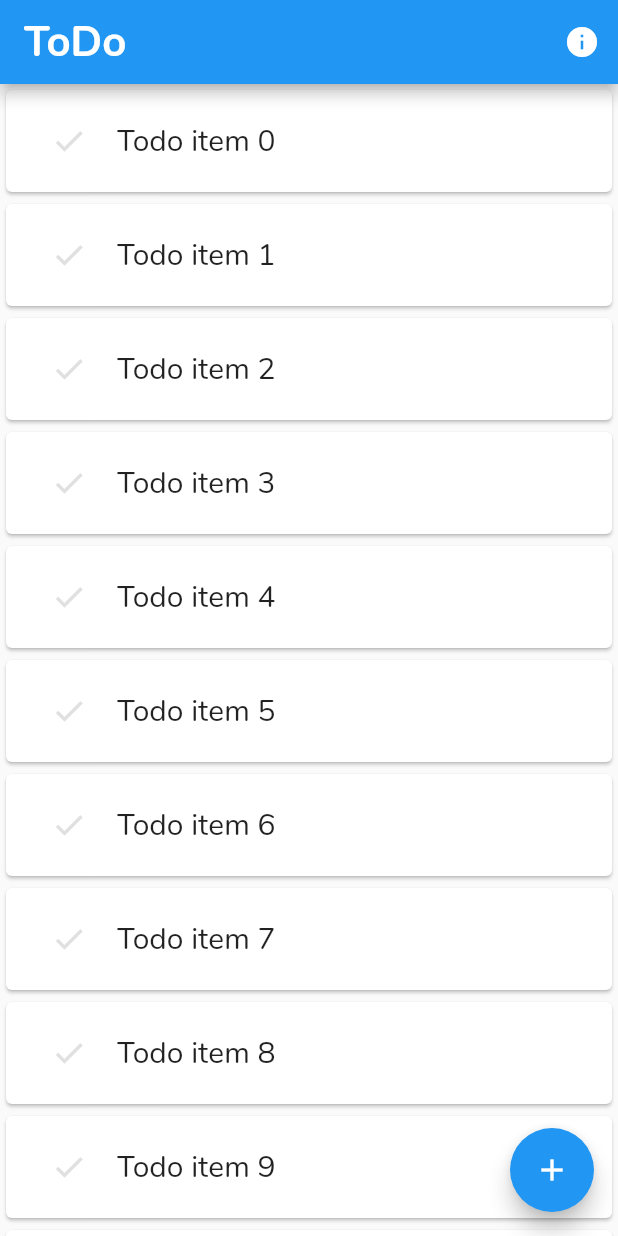
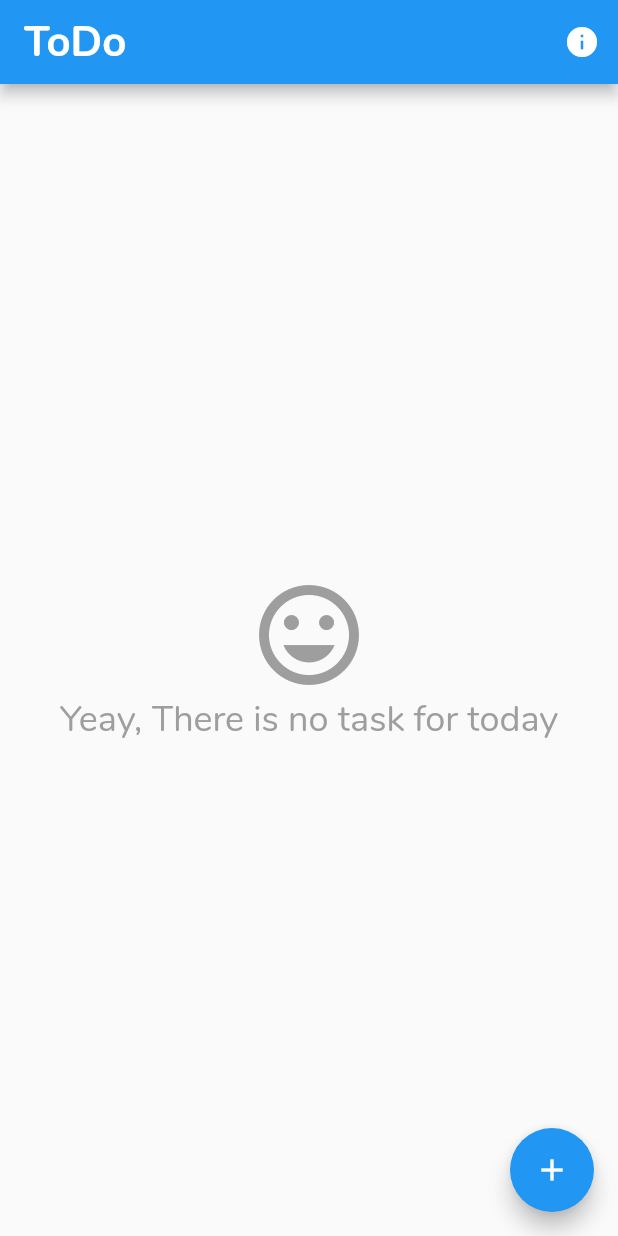
Before and after one commit to KeramasWiguna/Simpe-Todo-App-With-Flutter, a Flutter app: the screen it shows after launch, on a phone screen of 412 x 824 dp. Run offline on Flutter 3.47's test engine with Material 2 defaults, Android fonts, the phone set to English and light mode, and no system bars.

```diff
--- a/lib/main.dart
+++ b/lib/main.dart
@@ -34,14 +34,6 @@ class _MyHomePageState extends State<MyHomePage> {
   Modal modal = new Modal();
   String newTodo = '';
 
-  @override
-  void initState() {
-    for (var i = 0; i <= 10; i++) {
-      _todos.add(Todo(i, 'Todo item $i', false));
-    }
-    super.initState();
-  }
-
   void _addTodo() {
     setState(() {
       _todos.insert(0, Todo(_todos.length, newTodo, false));
@@ -61,6 +53,7 @@ class _MyHomePageState extends State<MyHomePage> {
     });
   }
 
+  //for row
   Widget _row(Todo todo, int index) {
     return Card(
       child: Padding(
@@ -101,33 +94,9 @@ class _MyHomePageState extends State<MyHomePage> {
     );
   }
 
-  @override
-  Widget build(BuildContext context) {
-    return Scaffold(
-      appBar: AppBar(
-        title: Text(
-          'ToDo',
-          style: TextStyle(
-            fontFamily: 'Nunito',
-            fontSize: 28.0,
-            fontWeight: FontWeight.bold,
-          ),
-        ),
-        actions: <Widget>[
-          IconButton(
-            icon: new Icon(Icons.info),
-            onPressed: () {
-              Navigator.push(
-                context,
-                MaterialPageRoute(
-                  builder: (context) => About(),
-                ),
-              );
-            },
-          )
-        ],
-      ),
-      body: ListView.builder(
+  //for list
+  Widget _listBuilder() {
+    return ListView.builder(
       itemBuilder: (context, index) {
         var todoIn = _todos[index];
         return GestureDetector(
@@ -160,7 +129,61 @@ class _MyHomePageState extends State<MyHomePage> {
         );
       },
       itemCount: _todos.length,
+    );
+  }
+
+  //empty state
+  Widget _empty() {
+    return Center(
+      child: Column(
+        crossAxisAlignment: CrossAxisAlignment.center,
+        mainAxisAlignment: MainAxisAlignment.center,
+        children: <Widget>[
+          Icon(
+            Icons.insert_emoticon,
+            size: 80.0,
+            color: Colors.grey,
           ),
+          Text(
+            'Yeay, There is no task for today',
+            style: TextStyle(
+              fontFamily: 'Nunito',
+              color: Colors.grey,
+              fontSize: 24.0,
+            ),
+          )
+        ],
+      ),
+    );
+  }
+
+  @override
+  Widget build(BuildContext context) {
+    return Scaffold(
+      appBar: AppBar(
+        title: Text(
+          'ToDo',
+          style: TextStyle(
+            fontFamily: 'Nunito',
+            fontSize: 28.0,
+            fontWeight: FontWeight.bold,
+          ),
+        ),
+        actions: <Widget>[
+          IconButton(
+            icon: new Icon(Icons.info),
+            onPressed: () {
+              Navigator.push(
+                context,
+                MaterialPageRoute(
+                  builder: (context) => About(),
+                ),
+              );
+            },
+          )
+        ],
+      ),
+      body: _todos.length > 0 ? _listBuilder() : _empty(),
       floatingActionButton: FloatingActionButton(
         onPressed: () {
           modal.mainBottomSheet(context, 'Add Todo', _onChange, _addTodo);
```
Also changed, not shown: 1 other file. Lines whose indentation alone changed are shown as unchanged.
